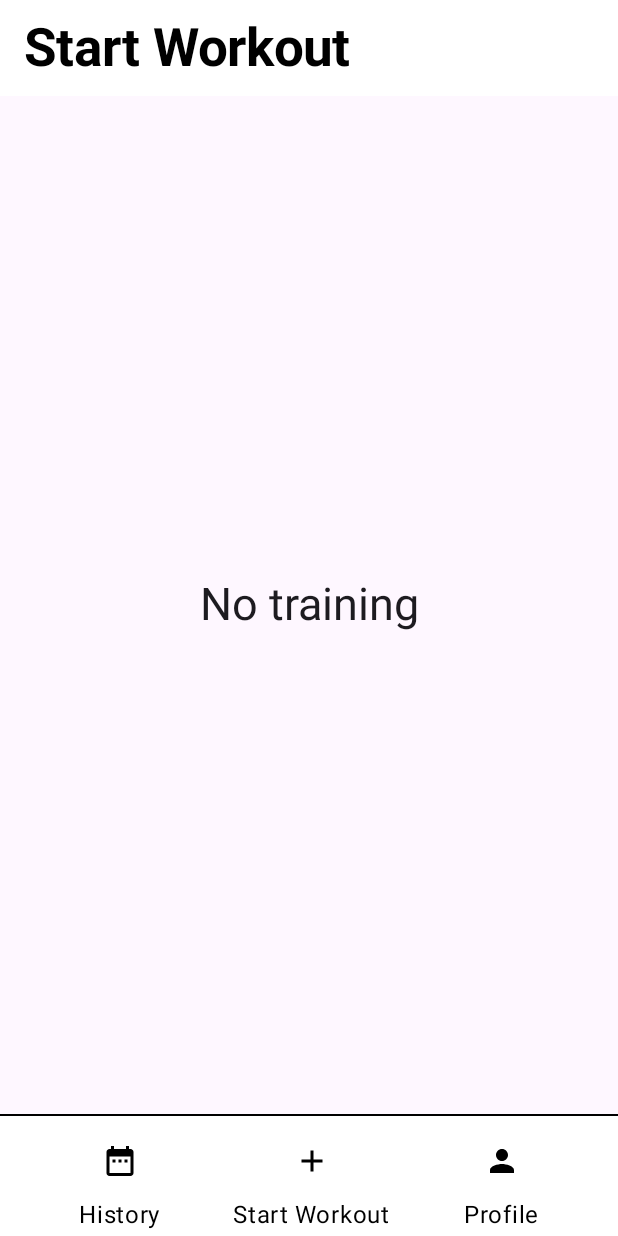
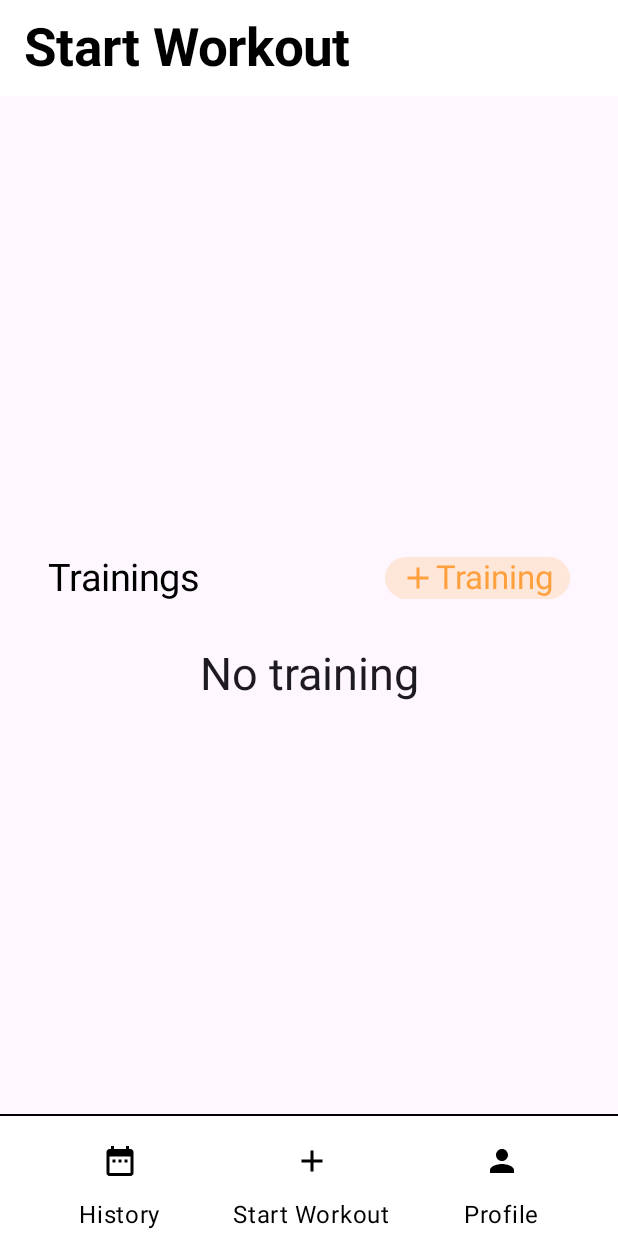
Before and after one commit to MrKerinoo/TrainingApp, an Android app built with Jetpack Compose: the screen it shows after launch (MainActivity), on a phone screen of 412 x 824 dp. Run offline under Robolectric (Android 15) with nearby library versions, the phone set to English and light mode, and no system bars; our stand-ins replace Room's generated code.

Commit message:
Added option to add the training at Home Screen.

```diff
--- a/app/src/main/java/com/example/trainingapp/ui/history/HistoryScreen.kt
+++ b/app/src/main/java/com/example/trainingapp/ui/history/HistoryScreen.kt
@@ -63,7 +63,7 @@ fun HistoryScreen(
     viewModel: HistoryViewModel = viewModel(factory = AppViewModelProvider.Factory)
 ) {
     val historyUiState by viewModel.historyUiState.collectAsState()
-    val scrollBehavior = TopAppBarDefaults.enterAlwaysScrollBehavior()
+    val scrollBehavior = TopAppBarDefaults.pinnedScrollBehavior()
 
     Scaffold (
         modifier = modifier.nestedScroll(scrollBehavior.nestedScrollConnection),
--- a/app/src/main/java/com/example/trainingapp/ui/home/HomeScreen.kt
+++ b/app/src/main/java/com/example/trainingapp/ui/home/HomeScreen.kt
@@ -12,6 +12,7 @@
 import androidx.compose.foundation.layout.fillMaxWidth
 import androidx.compose.foundation.layout.height
 import androidx.compose.foundation.layout.padding
+import androidx.compose.foundation.layout.size
 import androidx.compose.foundation.layout.width
 import androidx.compose.foundation.layout.wrapContentSize
 import androidx.compose.foundation.lazy.LazyColumn
@@ -42,6 +43,7 @@
 import androidx.compose.ui.res.dimensionResource
 import androidx.compose.ui.res.stringResource
 import androidx.compose.ui.text.style.TextAlign
+import androidx.compose.ui.tooling.preview.Preview
 import androidx.compose.ui.unit.dp
 import androidx.compose.ui.unit.sp
 import androidx.lifecycle.viewmodel.compose.viewModel
@@ -53,6 +55,7 @@
 import com.example.trainingapp.ui.AppViewModelProvider
 import java.text.SimpleDateFormat
 import java.util.Locale
+import javax.xml.transform.Templates
 
 object HomeDestination : NavigationDestination {
     override val route: String = "home"
@@ -69,7 +72,7 @@
     viewModel : HomeViewModel = viewModel(factory = AppViewModelProvider.Factory)
 ) {
     val homeUiState by viewModel.homeUiState.collectAsState()
-    val scrollBehavior = TopAppBarDefaults.enterAlwaysScrollBehavior()
+    val scrollBehavior = TopAppBarDefaults.pinnedScrollBehavior()
 
     Scaffold (
         modifier = modifier.nestedScroll(scrollBehavior.nestedScrollConnection),
@@ -111,6 +114,11 @@
         horizontalAlignment = Alignment.CenterHorizontally
 
     ){
+        Training(
+            modifier = Modifier.padding(16.dp),
+            addOnClick = { /*TODO*/ }
+        )
+
         if (trainingList.isEmpty())
         {
             Text (
@@ -137,9 +145,17 @@
     onItemClick: (Training) -> Unit,
     modifier: Modifier = Modifier
 ) {
-    LazyVerticalGrid(
-        modifier = modifier,
-        columns = GridCells.Fixed(2))
+    Column {
+        Text(
+            text = "${stringResource(R.string.my_trainings)}(${trainingList.size})",
+            color = MaterialTheme.colorScheme.onPrimary,
+            textAlign = TextAlign.Center,
+            style = MaterialTheme.typography.titleMedium,
+            modifier = modifier
+            )
+        LazyVerticalGrid(
+            modifier = modifier,
+            columns = GridCells.Fixed(2))
         {
             items(trainingList) { training ->
                 TrainingItem(training = training,
@@ -147,6 +163,8 @@
                         .clickable {onItemClick(training)})
             }
         }
+    }
+
 }
 
 @Composable
@@ -162,7 +180,7 @@
             .fillMaxWidth()
             .height(200.dp)
             .padding(16.dp)
-            .border(1.dp, MaterialTheme.colorScheme.onPrimary, RoundedCornerShape(25.dp)), // apply the shape to the border
+            .border(1.dp, MaterialTheme.colorScheme.onPrimary, RoundedCornerShape(25.dp)),
         shape = RoundedCornerShape(25.dp), // make corners rounded
         elevation = CardDefaults.cardElevation(defaultElevation = 2.dp),
         colors = CardDefaults.cardColors(
@@ -183,8 +201,8 @@
             Spacer(Modifier.weight(1f))
             Row(verticalAlignment = Alignment.CenterVertically) {
                 Icon(
-                    imageVector = Icons.Default.DateRange, // replace with your date icon
-                    contentDescription = "Date icon",
+                    imageVector = Icons.Default.DateRange,
+                    contentDescription = stringResource(R.string.calendar_title),
                     tint = MaterialTheme.colorScheme.onPrimary
                 )
                 Spacer(Modifier.width(8.dp))
@@ -196,3 +214,55 @@
         }
     }
 }
+
+@Composable
+private fun Training(
+  modifier: Modifier = Modifier,
+  addOnClick: () -> Unit,
+) {
+    Row (
+        modifier = modifier
+            .fillMaxWidth(),
+        verticalAlignment = Alignment.CenterVertically,
+        horizontalArrangement = Arrangement.SpaceBetween
+    ){
+        Text(
+            text = stringResource(R.string.trainings),
+            color = MaterialTheme.colorScheme.onPrimary,
+            textAlign = TextAlign.Left,
+            fontSize = 25.sp,
+            style = MaterialTheme.typography.titleLarge,
+            modifier = modifier
+        )
+
+        Row(
+            modifier = modifier
+                .clickable { addOnClick }
+                .clip(RoundedCornerShape(25.dp))
+                .background(color = MaterialTheme.colorScheme.onTertiary)
+                .padding(horizontal = 10.dp),
+            verticalAlignment = Alignment.CenterVertically
+        ) {
+            Icon(
+                imageVector = Icons.Default.Add,
+                contentDescription = stringResource(R.string.add_training_title),
+                tint = MaterialTheme.colorScheme.tertiary
+            )
+
+            Text(
+                text = stringResource(R.string.training),
+                color = MaterialTheme.colorScheme.tertiary,
+                style = MaterialTheme.typography.titleLarge,
+            )
+        }
+    }
+}
+
+@Preview(showBackground = false)
+@Composable
+fun TrainingPreview()
+{
+    Training(
+        addOnClick = { /*TODO*/ }
+    )
+}
--- a/app/src/main/java/com/example/trainingapp/ui/theme/Color.kt
+++ b/app/src/main/java/com/example/trainingapp/ui/theme/Color.kt
@@ -4,4 +4,5 @@ import androidx.compose.ui.graphics.Color
 
 val Black80 = Color(0xFF000000) // Black color
 val White80 = Color(0xFFFFFFFF) // White color
-val Orange80 = Color(0xFFFF5722) // Orange color
+val Orange80 = Color(0xFFFFA03E) // Orange color
+val DarkOrange80 = Orange80.copy(alpha = 0.2f) // Darken the orange color
--- a/app/src/main/java/com/example/trainingapp/ui/theme/Theme.kt
+++ b/app/src/main/java/com/example/trainingapp/ui/theme/Theme.kt
@@ -18,6 +18,7 @@ private val DarkColorScheme = darkColorScheme(
     tertiary = Orange80,
     onPrimary = White80,
     onSecondary = Black80,
+    onTertiary = DarkOrange80
 )
 
 private val LightColorScheme = lightColorScheme(
@@ -26,6 +27,7 @@ private val LightColorScheme = lightColorScheme(
     tertiary = Orange80,
     onPrimary = Black80,
     onSecondary = White80,
+    onTertiary = DarkOrange80
 
     /* Other default colors to override
     background = Color(0xFFFFFBFE),
--- a/app/src/main/res/values/strings.xml
+++ b/app/src/main/res/values/strings.xml
@@ -7,4 +7,11 @@
     <string name="history">History</string>
     <string name="profile">Profile</string>
     <string name="no_training">No training</string>
+    <string name="trainings">Trainings</string>
+    <string name="training">Training</string>
+    <string name="my_trainings">My Trainings</string>
+
+    //Icon descriptions
+    <string name="add_training_title">Add training</string>
+    <string name="calendar_title">Calendar</string>
 </resources>
```
Also changed, not shown: app/src/main/java/com/example/trainingapp/ui/home/HomeViewModel.kt (+0 -13 lines).
